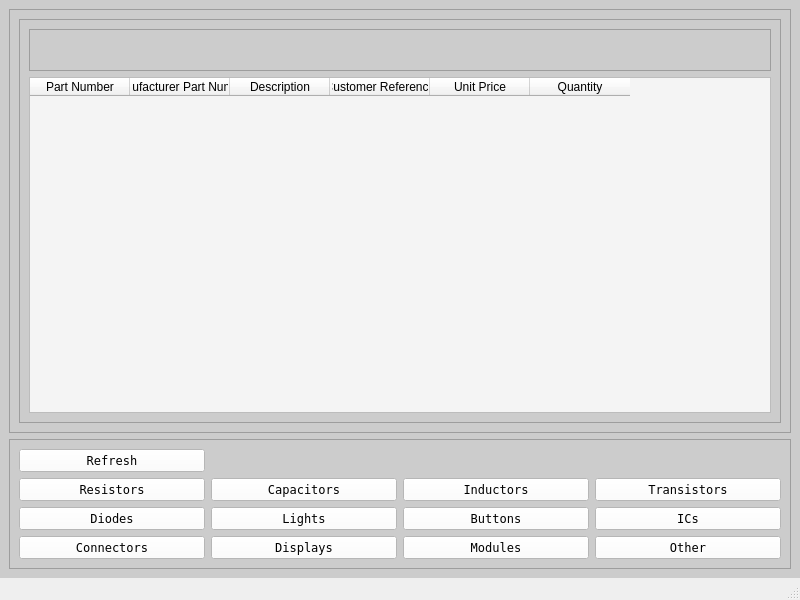
Thomas1B/Electronics-Inventory-Program, file Program_Files/project_window.ui: the form before one commit.
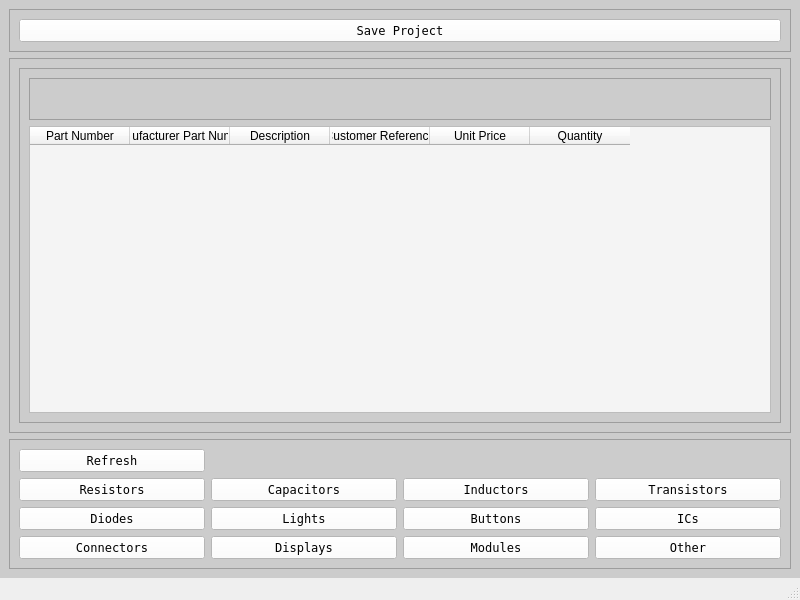
The form after the commit.

Commit message: added button and starter handler function

What changed in the file:
```diff
--- a/Program_Files/project_window.ui
+++ b/Program_Files/project_window.ui
@@ -18,6 +18,33 @@
     <string notr="true">background-color: rgb(204, 204, 204);</string>
    </property>
    <layout class="QVBoxLayout" name="verticalLayout_3">
+    <item>
+     <widget class="QFrame" name="frame_3">
+      <property name="frameShape">
+       <enum>QFrame::StyledPanel</enum>
+      </property>
+      <property name="frameShadow">
+       <enum>QFrame::Raised</enum>
+      </property>
+      <layout class="QVBoxLayout" name="verticalLayout_4">
+       <item>
+        <widget class="QPushButton" name="btn_save_project">
+         <property name="font">
+          <font>
+           <family>Terminal</family>
+          </font>
+         </property>
+         <property name="styleSheet">
+          <string notr="true">background-color: rgb(255, 255, 255);</string>
+         </property>
+         <property name="text">
+          <string>Save Project</string>
+         </property>
+        </widget>
+       </item>
+      </layout>
+     </widget>
+    </item>
     <item>
      <widget class="QFrame" name="frame_4">
       <property name="frameShape">
```
The commit also changes 1 other file.
